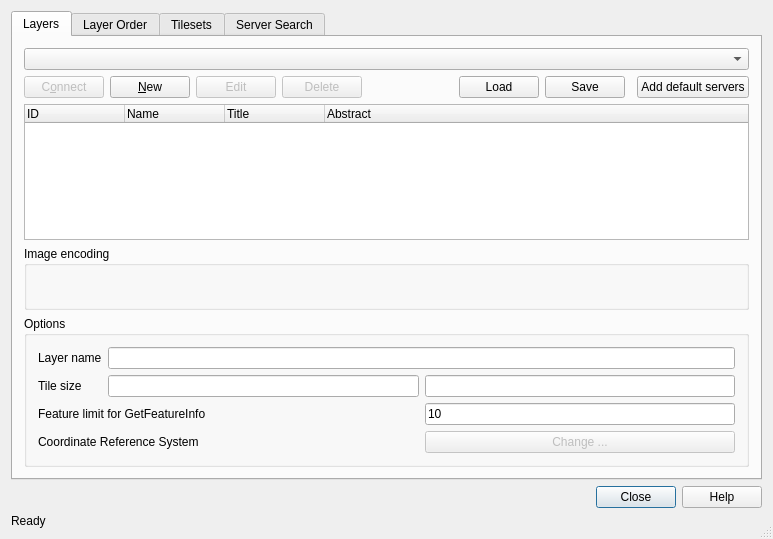
Qt form src/ui/qgswmssourceselectbase.ui (qgis/QGIS) before a commit.
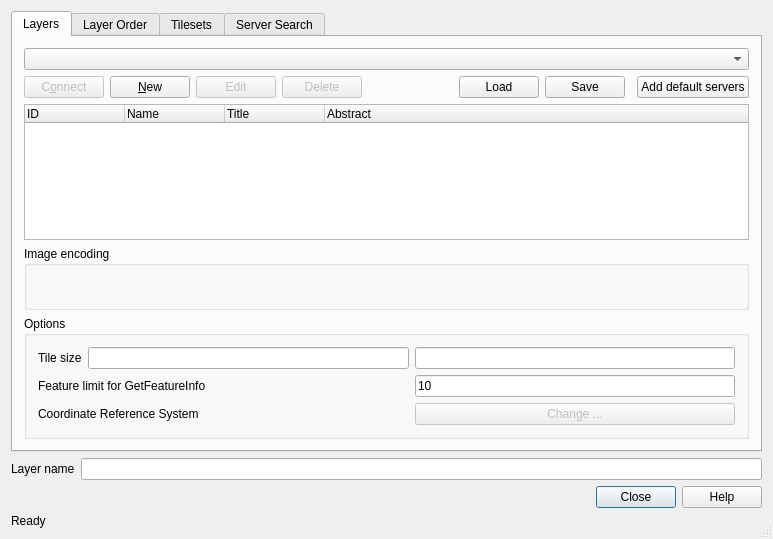
The same form after that commit. Icons and pictures are not drawn.

Commit message: use title as default name for WMTS layers (implements #8984)

What changed in the file:
```diff
--- a/src/ui/qgswmssourceselectbase.ui
+++ b/src/ui/qgswmssourceselectbase.ui
@@ -207,19 +207,6 @@
           <string>Options</string>
          </property>
          <layout class="QGridLayout">
-          <item row="0" column="0">
-           <widget class="QLabel" name="label">
-            <property name="text">
-             <string>Layer name</string>
-            </property>
-            <property name="buddy">
-             <cstring>leLayerName</cstring>
-            </property>
-           </widget>
-          </item>
-          <item row="0" column="1" colspan="2">
-           <widget class="QLineEdit" name="leLayerName"/>
-          </item>
           <item row="3" column="0" colspan="2">
            <widget class="QLabel" name="labelCoordRefSys">
             <property name="text">
@@ -451,6 +438,23 @@
      </widget>
     </widget>
    </item>
+   <item row="1" column="0">
+    <layout class="QHBoxLayout" name="horizontalLayout">
+     <item>
+      <widget class="QLabel" name="label">
+       <property name="text">
+        <string>Layer name</string>
+       </property>
+       <property name="buddy">
+        <cstring>leLayerName</cstring>
+       </property>
+      </widget>
+     </item>
+     <item>
+      <widget class="QLineEdit" name="leLayerName"/>
+     </item>
+    </layout>
+   </item>
   </layout>
  </widget>
  <layoutdefault spacing="6" margin="11"/>
```
Left out of the diff: 2 changed lines with no effect on the pictures. The commit also changes 2 other files.
